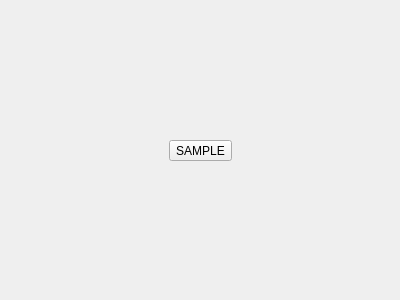
trueos/sysadm-ui-qt, file src-qt5/gui_client/pages/page_users.ui: the form before one commit.
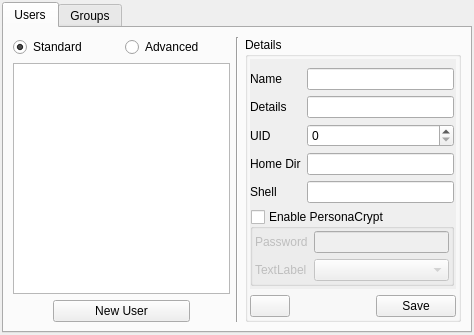
The form after the commit. Icons and pictures are not drawn.

Commit message: Start working on the new UI for the user manager - not complete yet.

The edit to the form file:
```diff
--- a/src-qt5/gui_client/pages/page_users.ui
+++ b/src-qt5/gui_client/pages/page_users.ui
@@ -6,73 +6,344 @@
    <rect>
     <x>0</x>
     <y>0</y>
-    <width>400</width>
-    <height>300</height>
+    <width>474</width>
+    <height>335</height>
    </rect>
   </property>
   <property name="windowTitle">
    <string>Form</string>
   </property>
   <layout class="QGridLayout" name="gridLayout">
-   <item row="0" column="1">
-    <spacer name="verticalSpacer_2">
-     <property name="orientation">
-      <enum>Qt::Vertical</enum>
+   <property name="leftMargin">
+    <number>2</number>
+   </property>
+   <property name="topMargin">
+    <number>2</number>
+   </property>
+   <property name="rightMargin">
+    <number>2</number>
+   </property>
+   <property name="bottomMargin">
+    <number>2</number>
+   </property>
+   <item row="0" column="0">
+    <widget class="QTabWidget" name="tabWidget">
+     <property name="currentIndex">
+      <number>0</number>
      </property>
-     <property name="sizeHint" stdset="0">
-      <size>
-       <width>20</width>
-       <height>120</height>
-      </size>
-     </property>
-    </spacer>
-   </item>
-   <item row="1" column="0">
-    <spacer name="horizontalSpacer">
-     <property name="orientation">
-      <enum>Qt::Horizontal</enum>
-     </property>
-     <property name="sizeHint" stdset="0">
-      <size>
-       <width>151</width>
-       <height>20</height>
-      </size>
-     </property>
-    </spacer>
-   </item>
-   <item row="1" column="1">
-    <widget class="QToolButton" name="toolButton">
-     <property name="text">
-      <string>SAMPLE</string>
-     </property>
+     <widget class="QWidget" name="tab">
+      <attribute name="icon">
+       <iconset resource="../../icons/icons.qrc">
+        <normaloff>:/icons/black/user.svg</normaloff>:/icons/black/user.svg</iconset>
+      </attribute>
+      <attribute name="title">
+       <string>Users</string>
+      </attribute>
+      <layout class="QGridLayout" name="gridLayout_2" columnstretch="1,0,1">
+       <item row="1" column="0">
+        <widget class="QListWidget" name="listWidget">
+         <property name="sizePolicy">
+          <sizepolicy hsizetype="Preferred" vsizetype="Expanding">
+           <horstretch>0</horstretch>
+           <verstretch>0</verstretch>
+          </sizepolicy>
+         </property>
+        </widget>
+       </item>
+       <item row="2" column="0">
+        <layout class="QHBoxLayout" name="horizontalLayout_3">
+         <item>
+          <spacer name="horizontalSpacer_2">
+           <property name="orientation">
+            <enum>Qt::Horizontal</enum>
+           </property>
+           <property name="sizeType">
+            <enum>QSizePolicy::Preferred</enum>
+           </property>
+           <property name="sizeHint" stdset="0">
+            <size>
+             <width>40</width>
+             <height>20</height>
+            </size>
+           </property>
+          </spacer>
+         </item>
+         <item>
+          <widget class="QPushButton" name="push_user_new">
+           <property name="text">
+            <string>New User</string>
+           </property>
+           <property name="icon">
+            <iconset resource="../../icons/icons.qrc">
+             <normaloff>:/icons/black/plus.svg</normaloff>:/icons/black/plus.svg</iconset>
+           </property>
+          </widget>
+         </item>
+         <item>
+          <spacer name="horizontalSpacer_3">
+           <property name="orientation">
+            <enum>Qt::Horizontal</enum>
+           </property>
+           <property name="sizeType">
+            <enum>QSizePolicy::Preferred</enum>
+           </property>
+           <property name="sizeHint" stdset="0">
+            <size>
+             <width>40</width>
+             <height>20</height>
+            </size>
+           </property>
+          </spacer>
+         </item>
+        </layout>
+       </item>
+       <item row="0" column="2" rowspan="3">
+        <widget class="QGroupBox" name="groupBox">
+         <property name="sizePolicy">
+          <sizepolicy hsizetype="Expanding" vsizetype="Preferred">
+           <horstretch>0</horstretch>
+           <verstretch>0</verstretch>
+          </sizepolicy>
+         </property>
+         <property name="title">
+          <string>Details</string>
+         </property>
+         <layout class="QVBoxLayout" name="verticalLayout">
+          <property name="leftMargin">
+           <number>2</number>
+          </property>
+          <property name="topMargin">
+           <number>2</number>
+          </property>
+          <property name="rightMargin">
+           <number>2</number>
+          </property>
+          <property name="bottomMargin">
+           <number>2</number>
+          </property>
+          <item>
+           <widget class="QScrollArea" name="scrollArea">
+            <property name="frameShape">
+             <enum>QFrame::NoFrame</enum>
+            </property>
+            <property name="widgetResizable">
+             <bool>true</bool>
+            </property>
+            <widget class="QWidget" name="scrollAreaWidgetContents">
+             <property name="geometry">
+              <rect>
+               <x>0</x>
+               <y>-43</y>
+               <width>192</width>
+               <height>259</height>
+              </rect>
+             </property>
+             <layout class="QFormLayout" name="formLayout_2">
+              <property name="leftMargin">
+               <number>0</number>
+              </property>
+              <property name="rightMargin">
+               <number>2</number>
+              </property>
+              <property name="bottomMargin">
+               <number>0</number>
+              </property>
+              <item row="0" column="0">
+               <widget class="QLabel" name="label">
+                <property name="text">
+                 <string>Name</string>
+                </property>
+               </widget>
+              </item>
+              <item row="0" column="1">
+               <widget class="QLineEdit" name="lineEdit"/>
+              </item>
+              <item row="2" column="0">
+               <widget class="QLabel" name="label_3">
+                <property name="text">
+                 <string>UID</string>
+                </property>
+               </widget>
+              </item>
+              <item row="1" column="0">
+               <widget class="QLabel" name="label_2">
+                <property name="text">
+                 <string>Details</string>
+                </property>
+               </widget>
+              </item>
+              <item row="3" column="0">
+               <widget class="QLabel" name="label_4">
+                <property name="text">
+                 <string>Home Dir</string>
+                </property>
+               </widget>
+              </item>
+              <item row="4" column="0">
+               <widget class="QLabel" name="label_5">
+                <property name="text">
+                 <string>Shell</string>
+                </property>
+               </widget>
+              </item>
+              <item row="5" column="0" colspan="2">
+               <widget class="QGroupBox" name="group_user_initPC">
+                <property name="title">
+                 <string>Enable PersonaCrypt</string>
+                </property>
+                <property name="checkable">
+                 <bool>true</bool>
+                </property>
+                <property name="checked">
+                 <bool>false</bool>
+                </property>
+                <layout class="QFormLayout" name="formLayout">
+                 <property name="leftMargin">
+                  <number>2</number>
+                 </property>
+                 <property name="topMargin">
+                  <number>2</number>
+                 </property>
+                 <property name="rightMargin">
+                  <number>2</number>
+                 </property>
+                 <property name="bottomMargin">
+                  <number>2</number>
+                 </property>
+                 <item row="0" column="0">
+                  <widget class="QLabel" name="label_6">
+                   <property name="text">
+                    <string>Password</string>
+                   </property>
+                  </widget>
+                 </item>
+                 <item row="0" column="1">
+                  <widget class="QLineEdit" name="lineEdit_2"/>
+                 </item>
+                 <item row="1" column="0">
+                  <widget class="QLabel" name="label_7">
+                   <property name="text">
+                    <string>TextLabel</string>
+                   </property>
+                  </widget>
+                 </item>
+                 <item row="1" column="1">
+                  <widget class="QComboBox" name="comboBox"/>
+                 </item>
+                </layout>
+               </widget>
+              </item>
+              <item row="4" column="1">
+               <widget class="QLineEdit" name="lineEdit_3"/>
+              </item>
+              <item row="3" column="1">
+               <widget class="QLineEdit" name="lineEdit_4"/>
+              </item>
+              <item row="2" column="1">
+               <widget class="QSpinBox" name="spinBox"/>
+              </item>
+              <item row="1" column="1">
+               <widget class="QLineEdit" name="lineEdit_5"/>
+              </item>
+             </layout>
+            </widget>
+           </widget>
+          </item>
+          <item>
+           <layout class="QHBoxLayout" name="horizontalLayout_2">
+            <item>
+             <widget class="QPushButton" name="pushButton_2">
+              <property name="text">
+               <string/>
+              </property>
+              <property name="icon">
+               <iconset resource="../../icons/icons.qrc">
+                <normaloff>:/icons/black/minus.svg</normaloff>:/icons/black/minus.svg</iconset>
+              </property>
+             </widget>
+            </item>
+            <item>
+             <spacer name="horizontalSpacer">
+              <property name="orientation">
+               <enum>Qt::Horizontal</enum>
+              </property>
+              <property name="sizeHint" stdset="0">
+               <size>
+                <width>40</width>
+                <height>20</height>
+               </size>
+              </property>
+             </spacer>
+            </item>
+            <item>
+             <widget class="QPushButton" name="pushButton">
+              <property name="text">
+               <string>Save</string>
+              </property>
+              <property name="icon">
+               <iconset resource="../../icons/icons.qrc">
+                <normaloff>:/icons/black/download.svg</normaloff>:/icons/black/download.svg</iconset>
+              </property>
+             </widget>
+            </item>
+           </layout>
+          </item>
+         </layout>
+        </widget>
+       </item>
+       <item row="0" column="0">
+        <layout class="QHBoxLayout" name="horizontalLayout">
+         <item>
+          <widget class="QRadioButton" name="radio_standard">
+           <property name="sizePolicy">
+            <sizepolicy hsizetype="Preferred" vsizetype="Fixed">
+             <horstretch>0</horstretch>
+             <verstretch>0</verstretch>
+            </sizepolicy>
+           </property>
+           <property name="text">
+            <string>Standard</string>
+           </property>
+           <property name="checked">
+            <bool>true</bool>
+           </property>
+          </widget>
+         </item>
+         <item>
+          <widget class="QRadioButton" name="radio_adv">
+           <property name="sizePolicy">
+            <sizepolicy hsizetype="Preferred" vsizetype="Fixed">
+             <horstretch>0</horstretch>
+             <verstretch>0</verstretch>
+            </sizepolicy>
+           </property>
+           <property name="text">
+            <string>Advanced</string>
+           </property>
+          </widget>
+         </item>
+        </layout>
+       </item>
+       <item row="0" column="1" rowspan="3">
+        <widget class="Line" name="line">
+         <property name="orientation">
+          <enum>Qt::Vertical</enum>
+         </property>
+        </widget>
+       </item>
+      </layout>
+     </widget>
+     <widget class="QWidget" name="tab_2">
+      <attribute name="icon">
+       <iconset resource="../../icons/icons.qrc">
+        <normaloff>:/icons/black/user2.svg</normaloff>:/icons/black/user2.svg</iconset>
+      </attribute>
+      <attribute name="title">
+       <string>Groups</string>
+      </attribute>
+     </widget>
     </widget>
    </item>
-   <item row="1" column="2">
-    <spacer name="horizontalSpacer_2">
-     <property name="orientation">
-      <enum>Qt::Horizontal</enum>
-     </property>
-     <property name="sizeHint" stdset="0">
-      <size>
-       <width>151</width>
-       <height>20</height>
-      </size>
-     </property>
-    </spacer>
-   </item>
-   <item row="2" column="1">
-    <spacer name="verticalSpacer">
-     <property name="orientation">
-      <enum>Qt::Vertical</enum>
-     </property>
-     <property name="sizeHint" stdset="0">
-      <size>
-       <width>20</width>
-       <height>119</height>
-      </size>
-     </property>
-    </spacer>
-   </item>
   </layout>
  </widget>
  <resources>
```
